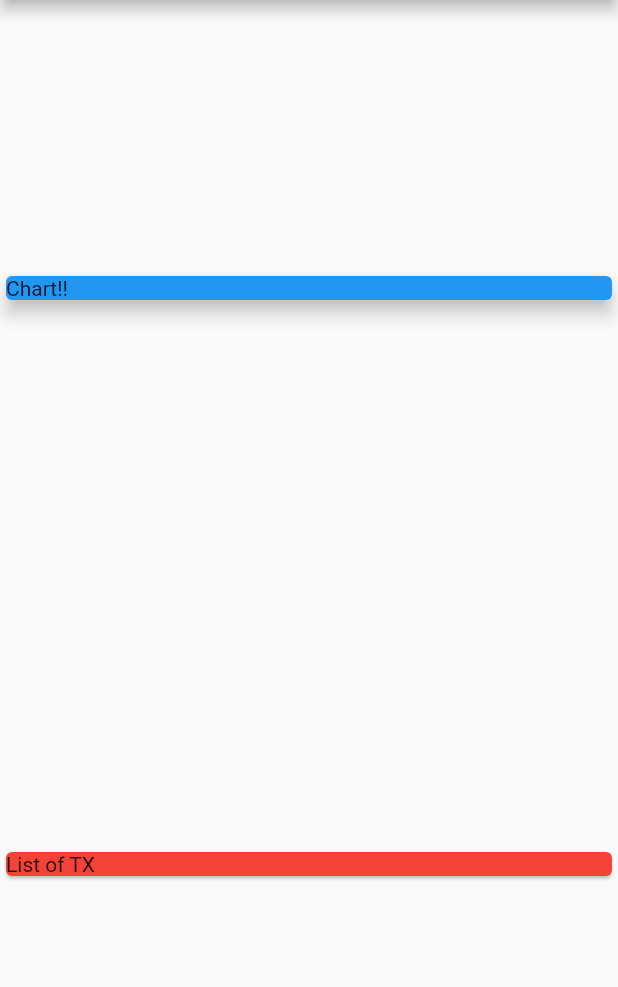
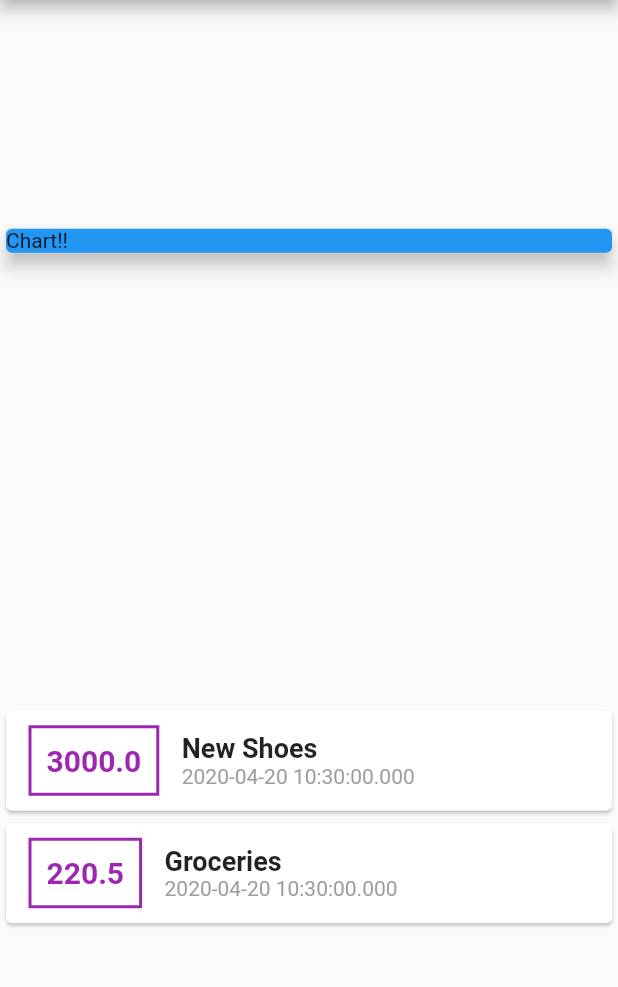
Before and after one commit to aashirsaroya/BudgetWise-Smart-Expense-Tracker, a Flutter app: the screen it shows after launch, on a phone screen of 412 x 824 dp, the part 84-1071 px from its top. Run offline on Flutter 3.47's test engine with Material 2 defaults, Android fonts, the phone set to English and light mode, and no system bars.

Commit message:
Added more styling

```diff
--- a/personal_expenses/lib/main.dart
+++ b/personal_expenses/lib/main.dart
@@ -1,3 +1,4 @@
+import 'package:flutter/cupertino.dart';
 import 'package:flutter/material.dart';
 import './transaction.dart';
 
@@ -13,7 +14,8 @@ class MyApp extends StatelessWidget {
 }
 class MyHomePage extends StatelessWidget {
   final List<Transaction>transactions = [
-    Transaction(id: 't1',title: 'New Shoes',amount:3000.0,date: DateTime.now() )
+    Transaction(id: 't1',title: 'New Shoes',amount:3000.0,date: DateTime.now() ),
+    Transaction(id: 't2',title: 'Groceries',amount: 220.50,date: DateTime.now())
   ];
   @override
   Widget build(BuildContext context) {
@@ -30,9 +32,52 @@ class MyHomePage extends StatelessWidget {
             child: Container(width: double.infinity,child: Text('Chart!!')),
             elevation: 5,
           ),
-          Card(
-            color: Colors.red,
-            child: Container(width: double.infinity,child: Text('List of TX')),
+          Column(
+            children: transactions.map((tx){
+              return Card(child: Row(
+              children: <Widget>[
+                Container(
+                  margin:EdgeInsets.symmetric(
+                      vertical: 10,
+                      horizontal: 15,
+                  ),
+                  decoration: BoxDecoration(
+                      border: Border.all(
+                      color: Colors.purple,
+                      width: 2,
+                  )
+                  ),
+                  child: Text(tx.amount.toString(),
+                    style: TextStyle(
+                      fontWeight: FontWeight.bold,
+                      fontSize: 20 ,
+                      color: Colors.purple ,
+                    ),
+                  ),
+                  padding: EdgeInsets.all(10),
+                ),
+                Column(
+                  crossAxisAlignment: CrossAxisAlignment.start,
+                  children: <Widget>[
+                    Text(tx.title,
+                      style: TextStyle(
+                          fontSize: 18,
+                          fontWeight: FontWeight.bold
+                      ) ,
+                    ),
+                    Text(
+                      tx.date.toString(),
+                      style: TextStyle(
+                        color: Colors.grey,
+                      ),
+                    )
+
+                  ],
+                ),
+              ],
+              ),
+              );
+            }).toList(),
           ),
         ],
       )
```
